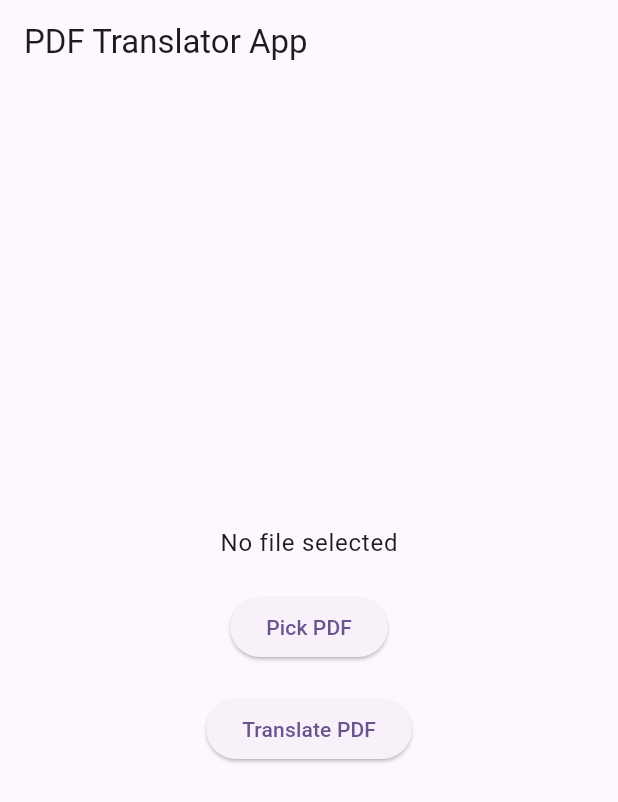
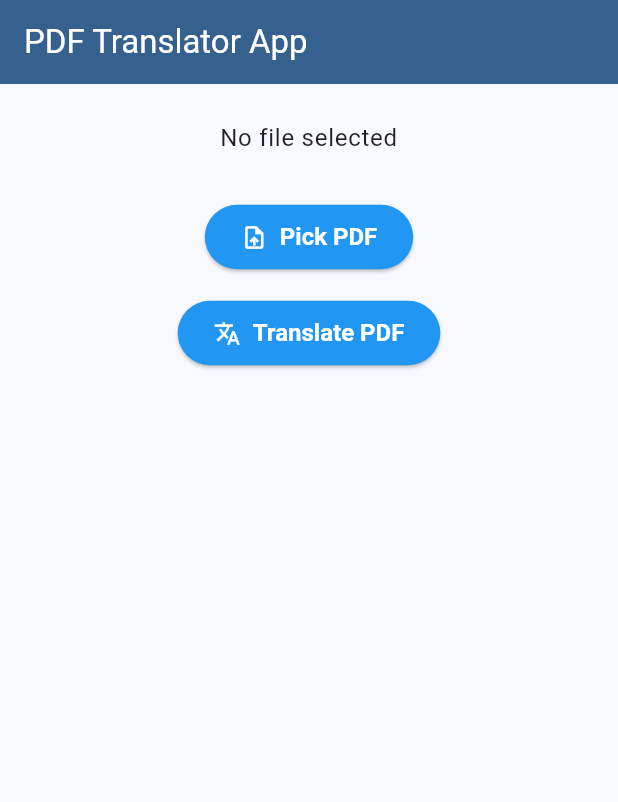
Before and after one commit to pratomoadhi/tukar, a Flutter app: the screen it shows after launch, on a phone screen of 412 x 824 dp. Shown: the top 802 px of the screen. Run offline on Flutter 3.47's test engine with Material 3 defaults, Android fonts, the phone set to English and light mode, and no system bars; our stand-ins replace file_picker, permission_handler; missing offline and left inert: flutter_pdfview.

Commit message:
Updated tranlator function

```diff
--- a/frontend/lib/main.dart
+++ b/frontend/lib/main.dart
@@ -1,11 +1,8 @@
 import 'package:flutter/material.dart';
 import 'package:http/http.dart' as http;
 import 'package:file_picker/file_picker.dart';
-// import 'package:path/path.dart';
 import 'dart:io';
-import 'package:flutter/services.dart';
 import 'package:flutter_pdfview/flutter_pdfview.dart';
-import 'package:path_provider/path_provider.dart';
 import 'package:permission_handler/permission_handler.dart';
 
 void main() {
@@ -19,8 +16,21 @@ class MyApp extends StatelessWidget {
   Widget build(BuildContext context) {
     return MaterialApp(
       title: 'PDF Translator',
+      debugShowCheckedModeBanner: false,
       theme: ThemeData(
-        colorScheme: ColorScheme.fromSeed(seedColor: Colors.deepPurple),
+        useMaterial3: true,
+        colorScheme: ColorScheme.fromSeed(
+          seedColor: Colors.blue,
+          brightness: Brightness.light,
+        ),
+        elevatedButtonTheme: ElevatedButtonThemeData(
+          style: ElevatedButton.styleFrom(
+            backgroundColor: Colors.blue,
+            foregroundColor: Colors.white,
+            padding: const EdgeInsets.symmetric(horizontal: 24, vertical: 12),
+            textStyle: const TextStyle(fontSize: 16, fontWeight: FontWeight.bold),
+          ),
+        ),
       ),
       home: const MyHomePage(title: 'PDF Translator App'),
     );
@@ -44,11 +54,14 @@ class _MyHomePageState extends State<MyHomePage> {
 
   // Function to pick a PDF file
   Future<void> _pickFile() async {
-    FilePickerResult? result = await FilePicker.platform.pickFiles(type: FileType.custom, allowedExtensions: ['pdf']);
+    FilePickerResult? result = await FilePicker.platform.pickFiles(
+      type: FileType.custom,
+      allowedExtensions: ['pdf']
+    );
     if (result != null) {
       setState(() {
         _pdfFile = File(result.files.single.path!);
-        _statusMessage = 'File selected: ${_pdfFile!.path}';
+        _statusMessage = 'File selected: ${_pdfFile!.path.split('/').last}';
       });
     } else {
       setState(() {
@@ -152,31 +165,44 @@ class _MyHomePageState extends State<MyHomePage> {
   Widget build(BuildContext context) {
     return Scaffold(
       appBar: AppBar(
+        backgroundColor: Theme.of(context).colorScheme.primary,
+        foregroundColor: Colors.white,
         title: Text(widget.title),
       ),
-      body: Center(
+      body: Padding(
+        padding: const EdgeInsets.symmetric(horizontal: 16, vertical: 24),
+        child: Center(
           child: Column(
-          mainAxisAlignment: MainAxisAlignment.center,
+            mainAxisAlignment: MainAxisAlignment.start,
             children: <Widget>[
               Text(
                 _statusMessage,
-              style: Theme.of(context).textTheme.bodyLarge,
+                style: Theme.of(context).textTheme.bodyLarge?.copyWith(
+                      color: Colors.black87,
                     ),
-            const SizedBox(height: 20),
-            ElevatedButton(
+                textAlign: TextAlign.center,
+              ),
+              const SizedBox(height: 30),
+              ElevatedButton.icon(
                 onPressed: _pickFile,
-              child: const Text('Pick PDF'),
+                icon: const Icon(Icons.upload_file),
+                label: const Text('Pick PDF'),
               ),
-            const SizedBox(height: 20),
-            ElevatedButton(
+              const SizedBox(height: 16),
+              _isLoading
+                  ? const Padding(
+                      padding: EdgeInsets.symmetric(vertical: 16),
+                      child: CircularProgressIndicator(),
+                    )
+                  : ElevatedButton.icon(
                       onPressed: _translatePdf,
-              child: _isLoading
-                  ? const CircularProgressIndicator()
-                  : const Text('Translate PDF'),
+                      icon: const Icon(Icons.translate),
+                      label: const Text('Translate PDF'),
                     ),
-            const SizedBox(height: 20),
+              const SizedBox(height: 24),
               if (_translatedPdfPath != null) _buildPdfViewer(),
             ],
+          ),
         ),
       ),
     );
@@ -191,11 +217,14 @@ class PDFViewerPage extends StatelessWidget {
   @override
   Widget build(BuildContext context) {
     return Scaffold(
-      appBar: AppBar(title: const Text('Translated PDF')),
+      appBar: AppBar(
+        title: const Text('Translated PDF'),
+        backgroundColor: Theme.of(context).colorScheme.primary,
+        foregroundColor: Colors.white,
+      ),
       body: PDFView(
         filePath: path,
         onError: (error) {
-          debugPrint('Error: $error');
           ScaffoldMessenger.of(context).showSnackBar(
             SnackBar(content: Text('Failed to load PDF: $error')),
           );
```
Also changed, not shown: 5 other files. Lines whose indentation alone changed are shown as unchanged.
